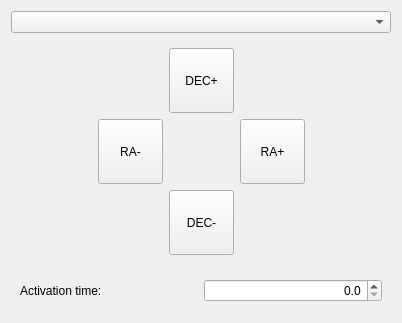
Before: the Qt Designer form snowgui/snowgui/common/guiderportcontrollerwidget.ui in AndreasFMueller/AstroPhotography, drawn with Qt 5.
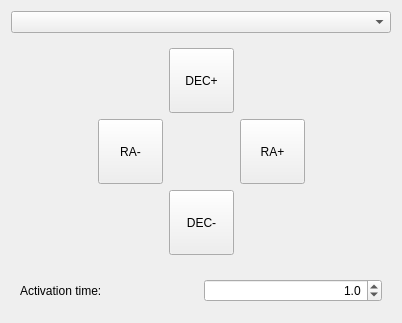
After: the same form once the commit is applied.

```diff
--- a/snowgui/snowgui/common/guiderportcontrollerwidget.ui
+++ b/snowgui/snowgui/common/guiderportcontrollerwidget.ui
@@ -161,6 +161,9 @@
         <property name="maximum">
          <double>10.000000000000000</double>
         </property>
+        <property name="value">
+         <double>1.000000000000000</double>
+        </property>
        </widget>
       </item>
      </layout>
```
